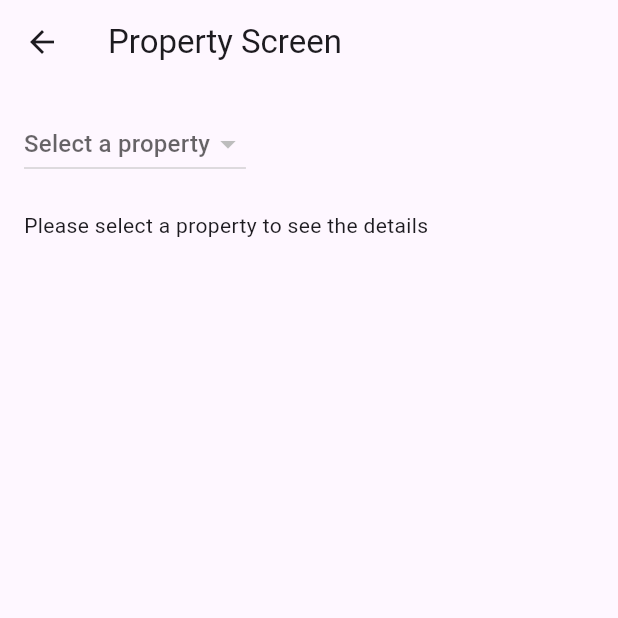
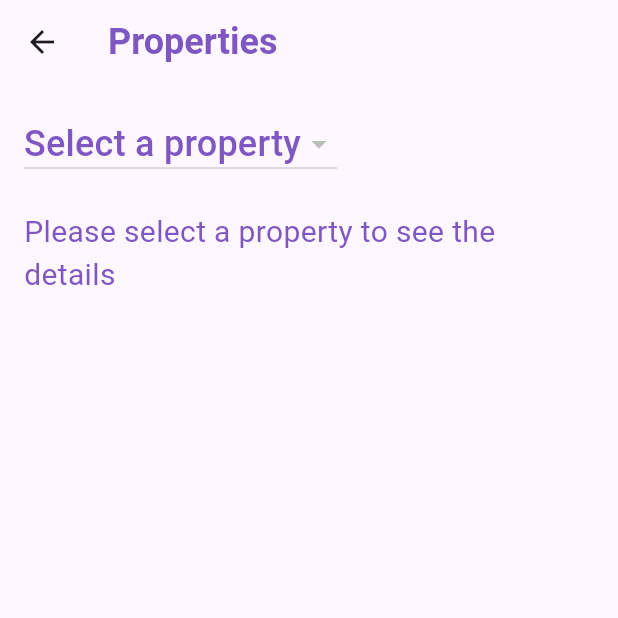
Before and after one commit to ajsharpie/Rent.Rs, a Flutter app: the screen it shows after launch, after a tap on "View Property", on a phone screen of 412 x 824 dp, the top half of it. Run offline on Flutter 3.47's test engine with Material 3 defaults, Android fonts, the phone set to English and light mode, and no system bars; our stand-ins replace cloud_firestore, firebase_core, fluttertoast; accounts and stored records are empty; generated files the repository leaves out were written again.

Commit message:
changed colors to match home screen, attempted to utilize a theme - largely failed.

```diff
--- a/lib/main.dart
+++ b/lib/main.dart
@@ -23,6 +23,13 @@ class MyApp extends StatelessWidget {
   @override
   Widget build(BuildContext context) {
     return MaterialApp(
+      title: "Rently",
+      theme: ThemeData(
+        colorScheme: ColorScheme.fromSeed(
+          seedColor: Colors.deepPurple,
+          brightness: Brightness.light,
+        ),
+      ),
       home: HomeScreen(),
     );
   }
--- a/lib/screens/property_screen.dart
+++ b/lib/screens/property_screen.dart
@@ -1,6 +1,6 @@
 import 'package:flutter/material.dart';
-import 'package:rently/services/firebase_services.dart'; // Adjust the path as necessary
-import 'package:rently/screens/rent_screen.dart'; // Adjust the path as necessary
+import 'package:rently/services/firebase_services.dart';
+import 'package:rently/screens/rent_screen.dart';
 
 class PropertyScreen extends StatefulWidget {
   @override
@@ -18,7 +18,6 @@ class _PropertyScreenState extends State<PropertyScreen> {
   }
 
   Future<void> _fetchProperties() async {
-    // Assuming you have a Firebase service class with a method to get properties
     var firebaseService = FirebaseService();
     var fetchedProperties = await firebaseService.getProperties();
     setState(() {
@@ -31,7 +30,12 @@ class _PropertyScreenState extends State<PropertyScreen> {
   Widget build(BuildContext context) {
     return Scaffold(
       appBar: AppBar(
-        title: Text('Property Screen'),
+        title: Text('Properties',
+            style: TextStyle(
+              fontWeight: FontWeight.bold,
+              fontSize: 24,
+              color: Colors.deepPurple[400],
+            )),
       ),
       body: Padding(
         padding: const EdgeInsets.all(16.0),
@@ -39,7 +43,11 @@ class _PropertyScreenState extends State<PropertyScreen> {
           crossAxisAlignment: CrossAxisAlignment.start,
           children: [
             DropdownButton<String>(
-              hint: Text('Select a property'),
+              hint: Text('Select a property',
+                  style: TextStyle(
+                    fontSize: 24,
+                    color: Colors.deepPurple[400],
+                  )),
               value: selectedProperty,
               onChanged: (String? newValue) {
                 setState(() {
@@ -49,7 +57,11 @@ class _PropertyScreenState extends State<PropertyScreen> {
               items: properties.entries.map<DropdownMenuItem<String>>((entry) {
                 return DropdownMenuItem<String>(
                   value: entry.key,
-                  child: Text(entry.key),
+                  child: Text(entry.key,
+                      style: TextStyle(
+                        fontSize: 20,
+                        color: Colors.deepPurple[400],
+                      )),
                 );
               }).toList(),
             ),
@@ -60,6 +72,10 @@ class _PropertyScreenState extends State<PropertyScreen> {
                     children: [
                       Text(
                         "${properties[selectedProperty].name} is located at ${properties[selectedProperty].address} and rents for \$${properties[selectedProperty].rent}",
+                        style: TextStyle(
+                          fontSize: 20,
+                          color: Colors.deepPurple[400],
+                        ),
                       ),
                       SizedBox(height: 20),
                       ElevatedButton(
@@ -73,11 +89,19 @@ class _PropertyScreenState extends State<PropertyScreen> {
                             ),
                           );
                         },
-                        child: Text('Go to Rent Screen'),
+                        child: Text('Go to Rent Screen',
+                            style: TextStyle(
+                              fontSize: 20,
+                              color: Colors.deepPurple[400],
+                            )),
                       ),
                     ],
                   )
-                : Text('Please select a property to see the details'),
+                : Text('Please select a property to see the details',
+                    style: TextStyle(
+                      fontSize: 20,
+                      color: Colors.deepPurple[400],
+                    )),
           ],
         ),
       ),
```
Also changed, not shown: lib/screens/rent_screen.dart (+29 -7 lines).
